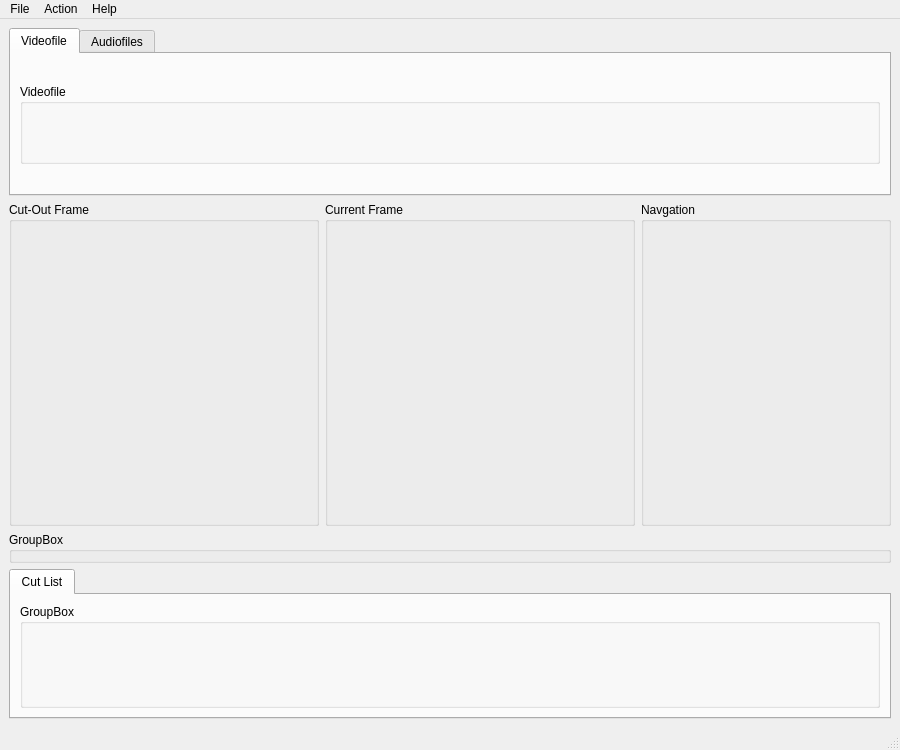
Above: branches/work/ui/mainwindow.ui from BackupTheBerlios/ttcut-svn before the change. Below: the same form after it.
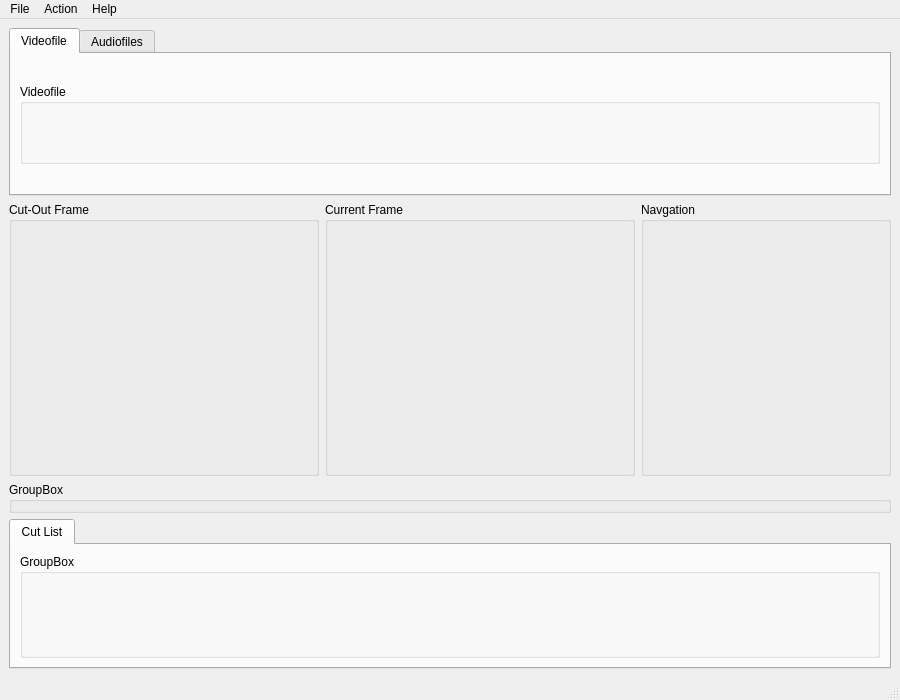
That is the form after the change. Icons and pictures are not drawn. Custom widgets are drawn as their Qt base class.

Commit message: cheched layout of mainwindow

The edit to the form file:
```diff
--- a/branches/work/ui/mainwindow.ui
+++ b/branches/work/ui/mainwindow.ui
@@ -6,7 +6,7 @@
     <x>0</x>
     <y>0</y>
     <width>900</width>
-    <height>750</height>
+    <height>700</height>
    </rect>
   </property>
   <property name="minimumSize" >
@@ -107,7 +107,7 @@
       <property name="sizePolicy" >
        <sizepolicy vsizetype="Expanding" hsizetype="Expanding" >
         <horstretch>1</horstretch>
-        <verstretch>4</verstretch>
+        <verstretch>8</verstretch>
        </sizepolicy>
       </property>
       <property name="minimumSize" >
@@ -133,9 +133,9 @@
     <item row="1" column="2" >
      <widget class="TTNavigation" name="navigation" >
       <property name="sizePolicy" >
-       <sizepolicy vsizetype="Minimum" hsizetype="Minimum" >
+       <sizepolicy vsizetype="Expanding" hsizetype="Fixed" >
         <horstretch>1</horstretch>
-        <verstretch>1</verstretch>
+        <verstretch>2</verstretch>
        </sizepolicy>
       </property>
       <property name="minimumSize" >
@@ -166,7 +166,7 @@
       <property name="sizePolicy" >
        <sizepolicy vsizetype="Expanding" hsizetype="Expanding" >
         <horstretch>1</horstretch>
-        <verstretch>4</verstretch>
+        <verstretch>8</verstretch>
        </sizepolicy>
       </property>
       <property name="minimumSize" >
```
Left out of the diff: 24 changed lines with no effect on the pictures. The commit also changes 2 other files.
